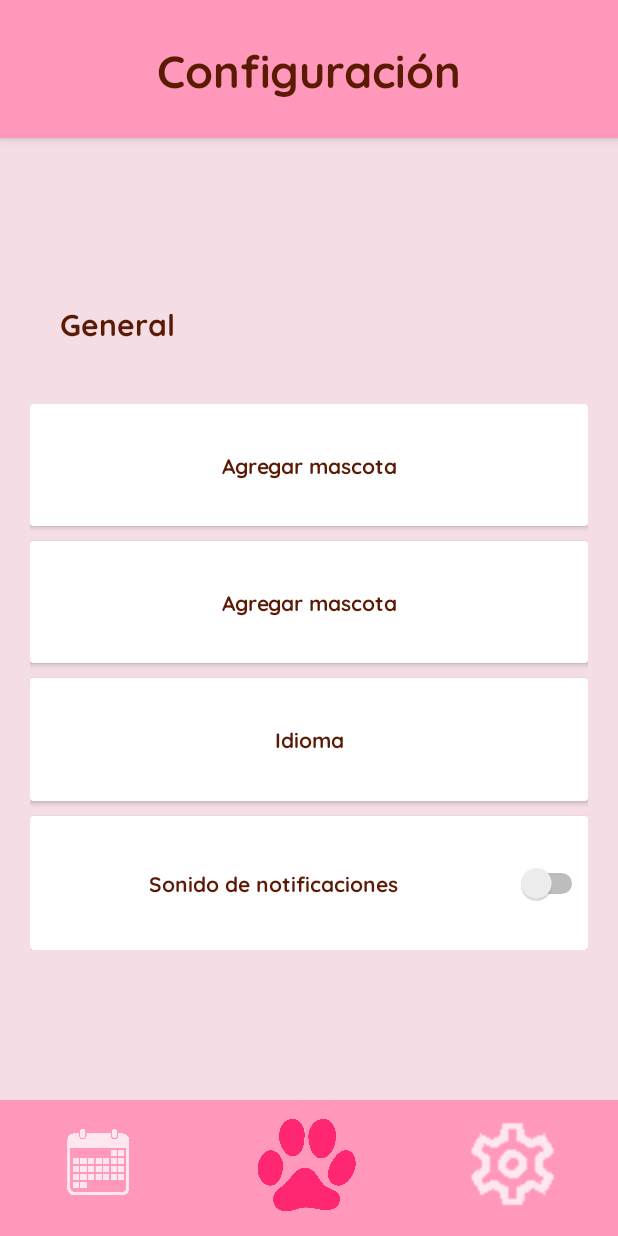
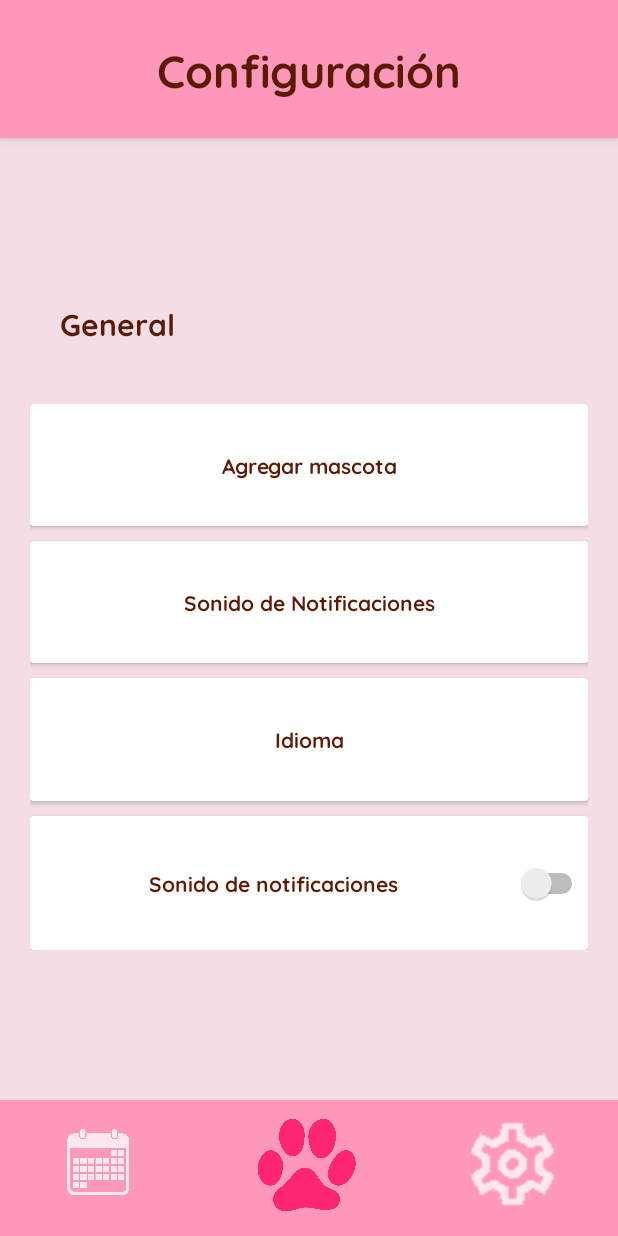
Before and after one commit to FrumpleQuest/AppsMoviles, an Android app: the configuracion screen opened directly, with no data from a screen before it, on a phone screen of 412 x 824 dp. Run offline under Robolectric (Android 15) with nearby library versions, the light colour scheme and no system bars.

Commit message:
Se reparo la vista de configuraciones

```diff
--- a/app/src/main/AndroidManifest.xml
+++ b/app/src/main/AndroidManifest.xml
@@ -30,7 +30,8 @@
         <activity
             android:name=".MainActivity"
             android:exported="true"
-            android:screenOrientation="portrait">
+            android:screenOrientation="portrait"
+            android:theme="@style/Splash_theme">
             <intent-filter>
                 <action android:name="android.intent.action.MAIN" />
 
--- a/app/src/main/java/com/example/appsmoviles/MainActivity.java
+++ b/app/src/main/java/com/example/appsmoviles/MainActivity.java
@@ -83,8 +83,6 @@
 
 
 
-
-
         recordatorio= (ImageButton) findViewById(R.id.recordatorio);
         recordatorio.setOnClickListener(new View.OnClickListener() {
             @Override
--- /dev/null
+++ b/app/src/main/res/drawable/splash_screen.xml
@@ -0,0 +1,9 @@
+<?xml version="1.0" encoding="utf-8"?>
+<layer-list xmlns:android="http://schemas.android.com/apk/res/android">
+    <item android:drawable="@color/rosadito"/>
+    <item>
+        <bitmap
+            android:gravity="center"
+            android:src="@drawable/nlogo"/>
+    </item>
+</layer-list>
--- a/app/src/main/res/layout/activity_configuracion.xml
+++ b/app/src/main/res/layout/activity_configuracion.xml
@@ -72,7 +72,7 @@
                     android:layout_height="match_parent"
                     android:gravity="center"
                     android:fontFamily="@font/quicksand_bold"
-                    android:text="Agregar mascota"
+                    android:text="Sonido de Notificaciones"
                     android:textColor="#5b1a04"/>
             </androidx.cardview.widget.CardView>
             <androidx.cardview.widget.CardView
--- a/app/src/main/res/layout/vista_principal.xml
+++ b/app/src/main/res/layout/vista_principal.xml
@@ -7,8 +7,9 @@
     tools:context=".MainActivity">
 
     <ImageView
-        android:layout_width="wrap_content"
+        android:layout_width="match_parent"
         android:layout_height="wrap_content"
-        android:src="@drawable/logo"/>
+        android:layout_gravity="center"
+        android:src="@drawable/nlogo" />
 
 </LinearLayout>
--- a/app/src/main/res/values/colors.xml
+++ b/app/src/main/res/values/colors.xml
@@ -4,6 +4,7 @@
     <color name="purple_500">#FF6200EE</color>
     <color name="purple_700">#FF98BA</color>
     <color name="teal_200">#FF03DAC5</color>
+    <color name="rosadito">#F5DDE5</color>
     <color name="teal_700">#FF018786</color>
     <color name="black">#FF000000</color>
     <color name="white">#FFFFFFFF</color>
--- a/app/src/main/res/values/themes.xml
+++ b/app/src/main/res/values/themes.xml
@@ -13,4 +13,8 @@
         <item name="android:statusBarColor" tools:targetApi="l">?attr/colorPrimaryVariant</item>
         <!-- Customize your theme here. -->
     </style>
+
+    <style name="Splash_theme" parent="Theme.AppsMoviles">
+        <item name="android:windowBackground">@drawable/splash_screen</item>
+    </style>
 </resources>
```
Also changed, not shown: app/src/main/res/drawable/fondo.jpg (added), app/src/main/res/drawable/nlogo.png (added).
